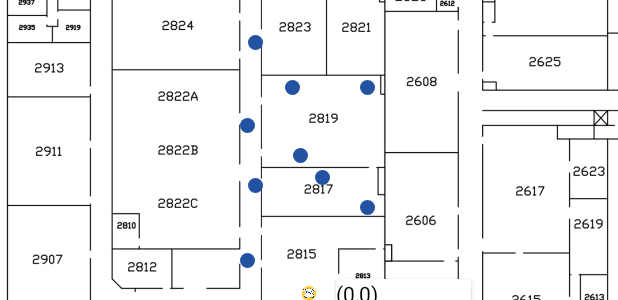
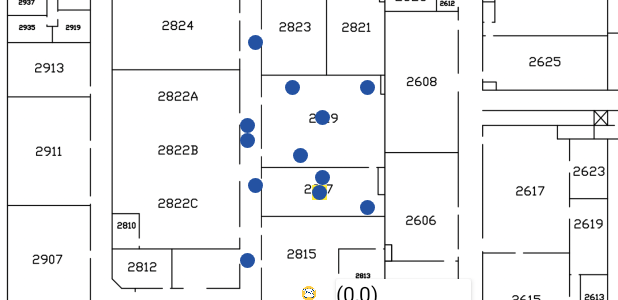
Before and after one commit to RRULE2001/Android-GPS-using-Wifi-RTT, an Android app: the layout activity_main.xml on its own in the app's theme, with its tools: preview values and no code run, on a phone screen of 412 x 824 dp. Shown: the part 250-550 px from the top of the screen. Run offline under Robolectric (Android 15) with nearby library versions, the phone set to English and light mode, and no system bars.

```diff
--- a/WiFi RTT Check/app/src/main/res/layout/activity_main.xml
+++ b/WiFi RTT Check/app/src/main/res/layout/activity_main.xml
@@ -32,23 +32,22 @@
                 app:layout_constraintTop_toTopOf="parent">
 
                 <ImageView
-                    android:id="@+id/test4"
-                    android:layout_width="10dp"
-                    android:layout_height="10dp"
-                    android:layout_marginStart="150dp"
-                    android:layout_marginTop="335dp"
-                    android:src="@drawable/router_icon" />
+                    android:id="@+id/map"
+                    android:layout_width="match_parent"
+                    android:layout_height="630dp"
+                    android:src="@drawable/map" />
 
                 <ImageView
-                    android:id="@+id/test3"
+                    android:id="@+id/smallRoom"
                     android:layout_width="10dp"
                     android:layout_height="10dp"
                     android:layout_marginStart="208dp"
                     android:layout_marginTop="290dp"
+                    android:background="#FFEB3B"
                     android:src="@drawable/router_icon" />
 
                 <ImageView
-                    android:id="@+id/test2"
+                    android:id="@+id/hallway"
                     android:layout_width="10dp"
                     android:layout_height="10dp"
                     android:layout_marginStart="160dp"
@@ -56,18 +55,12 @@
                     android:src="@drawable/router_icon" />
 
                 <ImageView
-                    android:id="@+id/test"
+                    android:id="@+id/bigRoom"
                     android:layout_width="10dp"
                     android:layout_height="10dp"
                     android:layout_marginStart="210dp"
                     android:layout_marginTop="240dp"
                     android:src="@drawable/router_icon" />
-
-                <ImageView
-                    android:id="@+id/map"
-                    android:layout_width="match_parent"
-                    android:layout_height="630dp"
-                    android:src="@drawable/map" />
 
                 <ImageView
                     android:id="@+id/MACb4"
```
Also changed, not shown: WiFi RTT Check/app/src/main/java/com/example/tes_wifi_rtt/GPSCoreAPI.java (+11 -7 lines), WiFi RTT Check/app/src/main/java/com/example/tes_wifi_rtt/MainActivity.java (+5 -2 lines).
